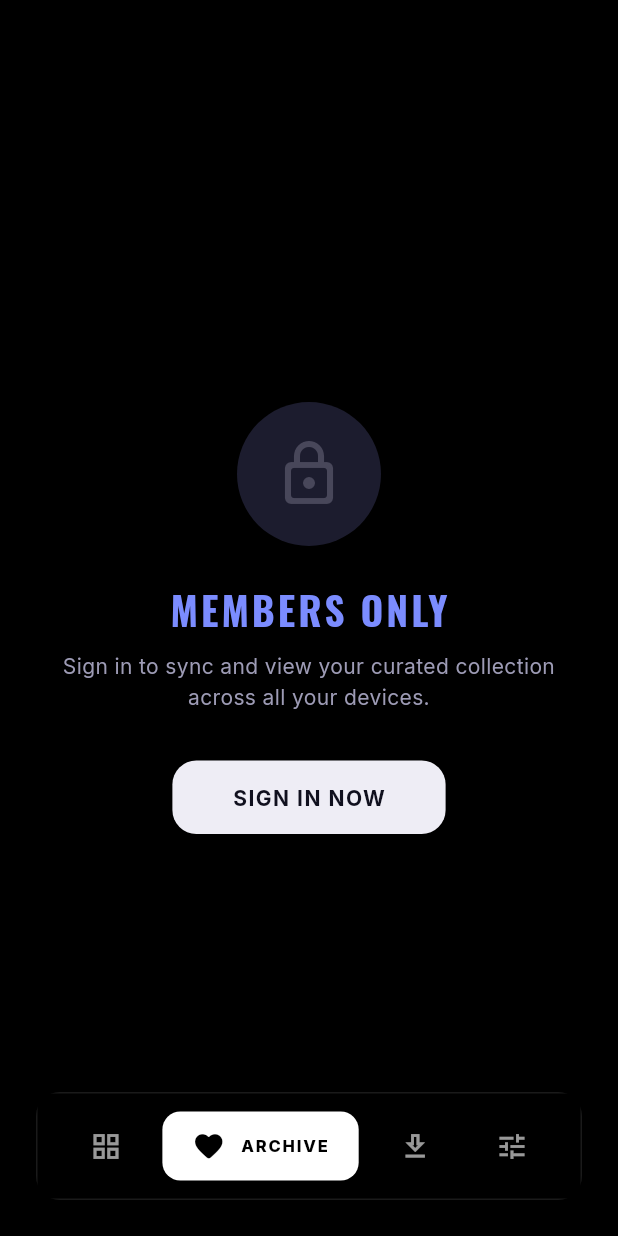
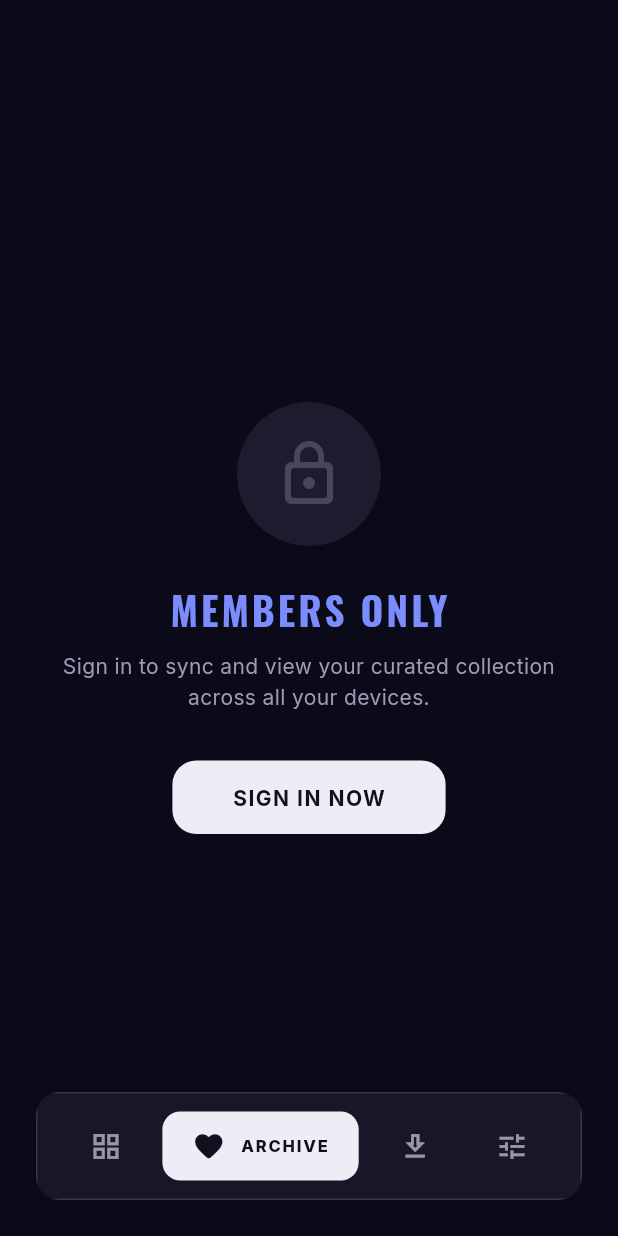
Before and after one commit to prit-007/wallbizz, a Flutter app: the screen it shows after launch, item 2 of the bottom bar chosen, on a phone screen of 412 x 824 dp. Run offline on Flutter 3.47's test engine with Material 3 defaults, Android fonts, the phone set to English and light mode, and no system bars; drawn by our look-alikes of flutter_animate; our stand-ins replace cached_network_image, flutter_dotenv, google_fonts, hive, hive_flutter, share_plus and 2 more; missing offline and left inert: async_wallpaper, dart:html; accounts and stored records are empty; network calls fail.

Commit message:
fix: restore theme sync across all screens — replace hardcoded Colors with cs/vk
HomeScreen: scaffold bg uses theme default, header + search + nav dock all use
cs.onSurface / cs.primary / vk.surfaceContainer etc. instead of hardcoded
Colors.black/white. Activated pill uses cs.onSurface with cs.surface icon/text.
Category tabs + haptics preserved.

DownloadsScreen header (VAULT): cs.onSurface text, cs.primary underline,
vk.surfaceContainer badge with vk.glassBorder, cs.onSurface badge text.

WishlistScreen header (ARCHIVE): same theme-aware treatment.
Restored vk in build method for badge styling.

SettingsScreen: already properly theme-aware (cs/vk) — no changes needed.

All 6 files pass dart analyze with 0 issues.

```diff
--- a/app/lib/screens/downloads_screen.dart
+++ b/app/lib/screens/downloads_screen.dart
@@ -197,7 +197,7 @@
                           style: GoogleFonts.oswald(
                             fontSize: 36,
                             fontWeight: FontWeight.w900,
-                            color: Colors.white,
+                            color: cs.onSurface,
                             letterSpacing: 4,
                             height: 1.0,
                           ),
@@ -206,23 +206,23 @@
                         Container(
                           width: 40,
                           height: 3,
-                          color: Colors.white,
+                          color: cs.primary,
                         ),
                       ],
                     ),
                     Container(
                       padding: const EdgeInsets.symmetric(horizontal: 14, vertical: 6),
                       decoration: BoxDecoration(
-                        color: Colors.black.withValues(alpha: 0.4),
+                        color: vk.surfaceContainer,
                         borderRadius: BorderRadius.circular(4),
-                        border: Border.all(color: Colors.white.withValues(alpha: 0.2), width: 1),
+                        border: Border.all(color: vk.glassBorder, width: 1),
                       ),
                       child: Text(
                         '${allDownloads.length} ITEMS · $storageSizeStr',
                         style: GoogleFonts.oswald(
                           fontSize: 11,
                           fontWeight: FontWeight.bold,
-                          color: Colors.white.withValues(alpha: 0.8),
+                          color: cs.onSurface.withValues(alpha: 0.8),
                           letterSpacing: 1,
                         ),
                       ),
--- a/app/lib/screens/home_screen.dart
+++ b/app/lib/screens/home_screen.dart
@@ -4,6 +4,7 @@
 import 'package:flutter_animate/flutter_animate.dart';
 import 'package:google_fonts/google_fonts.dart';
 import 'package:hive_flutter/hive_flutter.dart';
+import '../config/theme_config.dart';
 import '../widgets/category_tabs.dart';
 import '../widgets/staggered_grid.dart';
 import 'detail_screen.dart';
@@ -35,7 +36,6 @@
     final bottomInset = MediaQuery.of(context).padding.bottom;
 
     return Scaffold(
-      backgroundColor: Colors.black,
       extendBody: true,
       body: SafeArea(
         bottom: false,
@@ -61,6 +61,9 @@
   }
 
   Widget _buildHomeTab(double bottomPadding) {
+    final cs = Theme.of(context).colorScheme;
+    final vk = context.vivek;
+
     return LayoutBuilder(
       builder: (context, constraints) {
         final isCompact = constraints.maxWidth < 600;
@@ -79,7 +82,7 @@
                     style: GoogleFonts.oswald(
                       fontSize: isCompact ? 42 : 56,
                       fontWeight: FontWeight.w900,
-                      color: Colors.white,
+                      color: cs.onSurface,
                       letterSpacing: 4.5,
                       height: 1.0,
                     ),
@@ -88,7 +91,7 @@
                   Container(
                     width: 48,
                     height: 3,
-                    color: Colors.white,
+                    color: cs.primary,
                   ).animate().fade(delay: 200.ms).scaleX(begin: 0, end: 1, alignment: Alignment.centerLeft),
                   const SizedBox(height: 24),
                 ],
@@ -113,7 +116,7 @@
                     color: Colors.transparent,
                     borderRadius: BorderRadius.circular(0),
                     border: Border.all(
-                      color: Colors.white.withValues(alpha: 0.2),
+                      color: vk.glassBorder,
                       width: 1.5,
                     ),
                   ),
@@ -123,7 +126,7 @@
                       Text(
                         'EXPLORE CURATED ARCHIVES...',
                         style: GoogleFonts.inter(
-                          color: Colors.white.withValues(alpha: 0.5),
+                          color: vk.onSurfaceSubtle,
                           fontSize: isCompact ? 12 : 14,
                           fontWeight: FontWeight.w600,
                           letterSpacing: 1.5,
@@ -132,7 +135,7 @@
                       const Spacer(),
                       Icon(
                         Icons.search_rounded,
-                        color: Colors.white,
+                        color: cs.onSurface,
                         size: isCompact ? 20 : 24,
                       ),
                     ],
@@ -193,6 +196,7 @@
 
   @override
   Widget build(BuildContext context) {
+    final vk = context.vivek;
     final bottomInset = MediaQuery.of(context).padding.bottom;
 
     return ValueListenableBuilder(
@@ -213,9 +217,9 @@
               child: Container(
                 height: 72,
                 decoration: BoxDecoration(
-                  color: Colors.black.withValues(alpha: 0.6),
+                  color: vk.surfaceContainer.withValues(alpha: 0.7),
                   border: Border.all(
-                    color: Colors.white.withValues(alpha: 0.1),
+                    color: vk.glassBorder,
                     width: 1,
                   ),
                 ),
@@ -269,7 +273,8 @@
 
   @override
   Widget build(BuildContext context) {
-    final iconColor = widget.isSelected ? Colors.black : Colors.white.withValues(alpha: 0.6);
+    final cs = Theme.of(context).colorScheme;
+    final iconColor = widget.isSelected ? cs.surface : cs.onSurface.withValues(alpha: 0.6);
     final iconData = widget.isSelected ? widget.item.selectedIcon : widget.item.icon;
 
     return GestureDetector(
@@ -289,7 +294,7 @@
             vertical: 12,
           ),
           decoration: BoxDecoration(
-            color: widget.isSelected ? Colors.white : Colors.transparent,
+            color: widget.isSelected ? cs.onSurface : Colors.transparent,
             borderRadius: BorderRadius.circular(12),
           ),
           child: Row(
@@ -301,12 +306,12 @@
                   label: Text(
                     widget.downloadCount > 99 ? '99+' : '${widget.downloadCount}',
                     style: TextStyle(
-                      color: widget.isSelected ? Colors.white : Colors.black,
+                      color: widget.isSelected ? cs.onSurface : cs.surface,
                       fontSize: 9,
                       fontWeight: FontWeight.bold,
                     ),
                   ),
-                  backgroundColor: widget.isSelected ? Colors.black : Colors.white,
+                  backgroundColor: widget.isSelected ? cs.surface : cs.onSurface,
                   child: Icon(iconData, size: 22, color: iconColor),
                 )
               else
@@ -319,7 +324,7 @@
                   child: Text(
                     widget.item.label,
                     style: GoogleFonts.inter(
-                      color: Colors.black,
+                      color: cs.surface,
                       fontSize: 11,
                       fontWeight: FontWeight.w800,
                       letterSpacing: 1.2,
--- a/app/lib/screens/wishlist_screen.dart
+++ b/app/lib/screens/wishlist_screen.dart
@@ -138,6 +138,7 @@
   @override
   Widget build(BuildContext context) {
     final cs = Theme.of(context).colorScheme;
+    final vk = context.vivek;
     final bottomPadding = MediaQuery.of(context).padding.bottom + 85;
 
     if (!_isLoggedIn) return _buildGuestView();
@@ -160,7 +161,7 @@
                     style: GoogleFonts.oswald(
                       fontSize: 36,
                       fontWeight: FontWeight.w900,
-                      color: Colors.white,
+                      color: cs.onSurface,
                       letterSpacing: 4,
                       height: 1.0,
                     ),
@@ -169,23 +170,23 @@
                   Container(
                     width: 40,
                     height: 3,
-                    color: Colors.white,
+                    color: cs.primary,
                   ),
                 ],
               ),
               Container(
                 padding: const EdgeInsets.symmetric(horizontal: 14, vertical: 6),
                 decoration: BoxDecoration(
-                  color: Colors.black.withValues(alpha: 0.4),
+                  color: vk.surfaceContainer,
                   borderRadius: BorderRadius.circular(4),
-                  border: Border.all(color: Colors.white.withValues(alpha: 0.2), width: 1),
+                  border: Border.all(color: vk.glassBorder, width: 1),
                 ),
                 child: Text(
                   '${_wishlist.length} ITEMS',
                   style: GoogleFonts.oswald(
                     fontSize: 11,
                     fontWeight: FontWeight.bold,
-                    color: Colors.white.withValues(alpha: 0.8),
+                    color: cs.onSurface.withValues(alpha: 0.8),
                     letterSpacing: 1,
                   ),
                 ),
```
